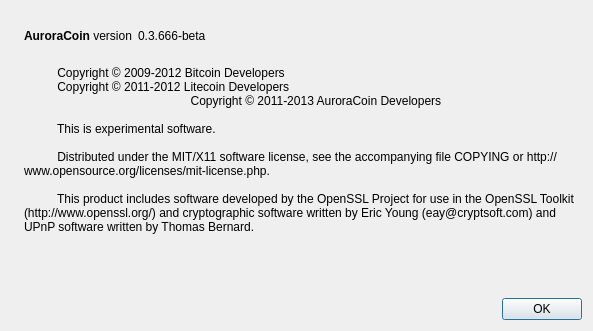
Above: src/qt/forms/aboutdialog.ui from baldurodinsson/auroracoin-project before the change. Below: the same form after it.
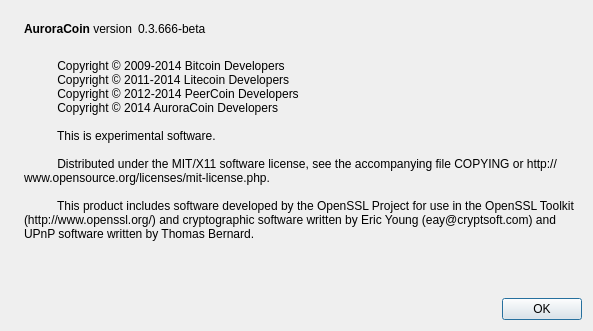
That is the form after the change. Icons and pictures are not drawn.

Commit message: Update copyright notice

The edit to the form file:
```diff
--- a/src/qt/forms/aboutdialog.ui
+++ b/src/qt/forms/aboutdialog.ui
@@ -95,9 +95,10 @@
        </property>
        <property name="text">
         <string>
-          Copyright © 2009-2012 Bitcoin Developers
-          Copyright © 2011-2012 Litecoin Developers
-		  Copyright © 2011-2013 AuroraCoin Developers
+          Copyright © 2009-2014 Bitcoin Developers
+          Copyright © 2011-2014 Litecoin Developers
+          Copyright © 2012-2014 PeerCoin Developers
+          Copyright © 2014 AuroraCoin Developers
 
           This is experimental software.
 
```
The commit also changes 2 other files.
